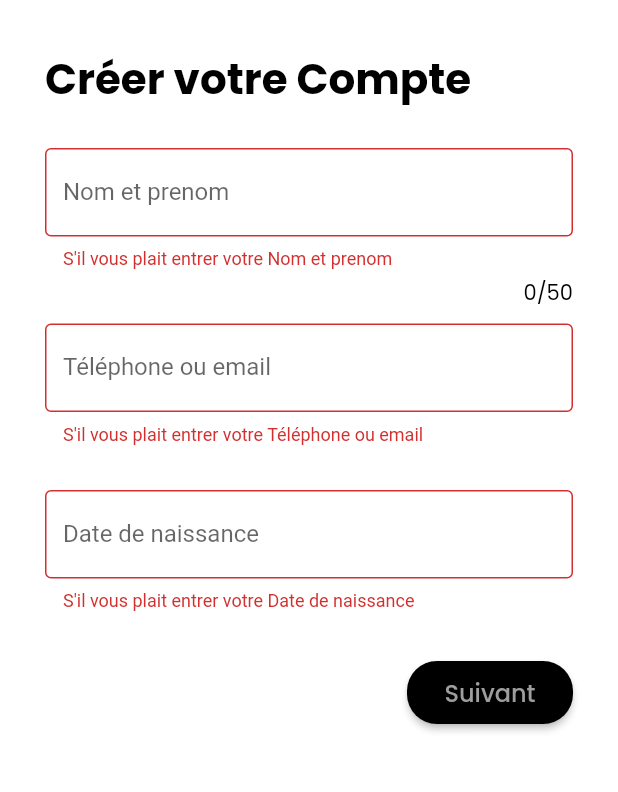
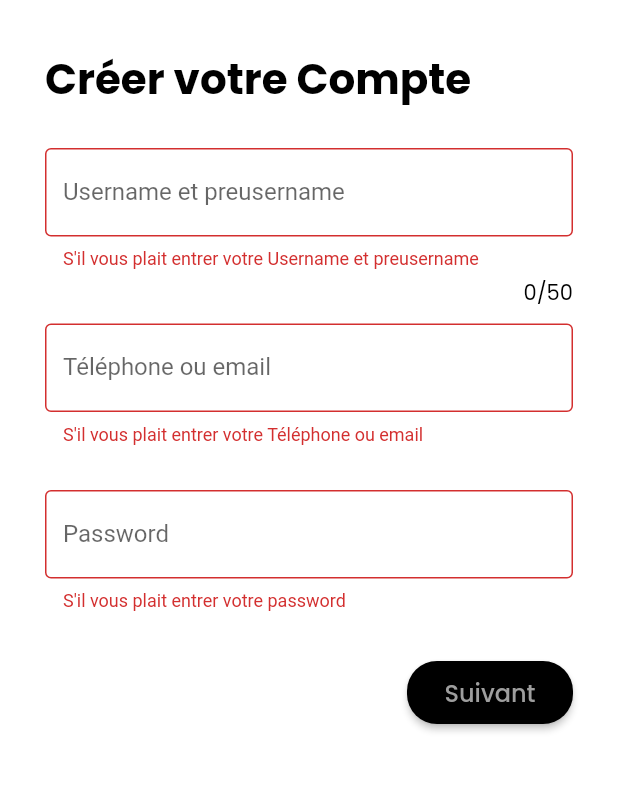
Before and after one commit to TIENTCHEUisrael/TILweet, a Flutter app: the AuthPage2 screen opened by its route, after a tap on "Suivant", on a phone screen of 412 x 824 dp, the part 59-851 px from its top. Run offline on Flutter 3.47's test engine with Material 2 defaults, Android fonts, the phone set to English and light mode, and no system bars; our stand-ins replace cloud_firestore, firebase_auth, flutter_spinkit, google_fonts; accounts and stored records are empty.

```diff
--- a/lib/components/routes/custum_routes.dart
+++ b/lib/components/routes/custum_routes.dart
@@ -1,3 +1,4 @@
+import 'package:cloud_firestore/cloud_firestore.dart';
 import 'package:flutter/material.dart';
 import 'package:twitter_clone/components/screens/Authentification/loginPage.dart';
 import 'package:twitter_clone/components/screens/homePages/homeScreen.dart';
@@ -12,19 +13,31 @@ class CustomRoute {
     var r = MaterialPageRoute(builder: (_) => NotFoundPage());
     switch (settings.name) {
       case authentificationAdd:
-        r = MaterialPageRoute(builder: (_) => AuthPage2());
+        r = MaterialPageRoute(
+          builder: (_) => AuthPage2(),
+        );
         break;
       case authentificationAddlangue:
-        r = MaterialPageRoute(builder: (_) => AuthPage3());
+        r = MaterialPageRoute(
+          settings: settings,
+          builder: (_) => AuthPage3(),
+        );
         break;
       case authentificationFinish:
-        r = MaterialPageRoute(builder: (_) => AuthFinish());
+        r = MaterialPageRoute(
+          settings: settings,
+          builder: (_) => AuthFinish(),
+        );
         break;
       case homeRoute:
-        r = MaterialPageRoute(builder: (_) => HomeScreen());
+        r = MaterialPageRoute(
+          builder: (_) => HomeScreen(),
+        );
         break;
       case authentificationlog:
-        r = MaterialPageRoute(builder: (_) => LoginPage());
+        r = MaterialPageRoute(
+          builder: (_) => LoginPage(),
+        );
         break;
     }
     return r;
--- a/lib/components/screens/Authentification/authentificationPage2.dart
+++ b/lib/components/screens/Authentification/authentificationPage2.dart
@@ -14,15 +14,15 @@ class AuthPage2 extends StatefulWidget {
 class _AuthPage2State extends State<AuthPage2> {
   bool _isfinish = false;
   final _formKey = GlobalKey<FormState>();
-  final nom = TextEditingController();
+  final username = TextEditingController();
   final telemail = TextEditingController();
-  final naissance = TextEditingController();
+  final password = TextEditingController();
 
   void zero() {
     setState(() {
-      nom.clear();
+      username.clear();
       telemail.clear();
-      naissance.clear();
+      password.clear();
     });
   }
 
@@ -71,15 +71,15 @@ class _AuthPage2State extends State<AuthPage2> {
                     Container(
                       margin: const EdgeInsets.only(top: 25),
                       child: TextFormField(
-                        controller: nom,
+                        controller: username,
                         decoration: InputDecoration(
                           border: OutlineInputBorder(),
-                          labelText: 'Nom et prenom',
-                          hintText: 'Nom et prénom',
+                          labelText: 'Username et preusername',
+                          hintText: 'Username et préusername',
                         ),
                         validator: (value) {
                           if (value == null || value.isEmpty) {
-                            return "S'il vous plait entrer votre Nom et prenom";
+                            return "S'il vous plait entrer votre Username et preusername";
                           }
                           return null;
                         },
@@ -117,15 +117,15 @@ class _AuthPage2State extends State<AuthPage2> {
                     Container(
                       margin: const EdgeInsets.only(top: 30),
                       child: TextFormField(
-                        controller: naissance,
+                        controller: password,
                         decoration: InputDecoration(
                           border: OutlineInputBorder(),
-                          labelText: 'Date de naissance',
-                          hintText: 'Date de naissance',
+                          labelText: 'Password',
+                          hintText: 'Password',
                         ),
                         validator: (value) {
                           if (value == null || value.isEmpty) {
-                            return "S'il vous plait entrer votre Date de naissance";
+                            return "S'il vous plait entrer votre password";
                           }
                           return null;
                         },
@@ -154,7 +154,12 @@ class _AuthPage2State extends State<AuthPage2> {
                                     });
 
                                     Navigator.pushNamed(
-                                        context, authentificationAddlangue);
+                                        context, authentificationAddlangue,
+                                        arguments: {
+                                          'username': username.text,
+                                          'password': password.text,
+                                          'email': telemail.text
+                                        });
                                   }
                                 },
                                 child: Padding(
--- a/lib/components/screens/Authentification/authentificationPageFinish.dart
+++ b/lib/components/screens/Authentification/authentificationPageFinish.dart
@@ -6,7 +6,7 @@ import 'package:twitter_clone/constant/colors.dart';
 import '../../routes/route_name.dart';
 
 class AuthFinish extends StatefulWidget {
-  const AuthFinish({super.key});
+  const AuthFinish();
 
   @override
   State<AuthFinish> createState() => _AuthFinishState();
@@ -15,6 +15,9 @@ class AuthFinish extends StatefulWidget {
 class _AuthFinishState extends State<AuthFinish> {
   @override
   Widget build(BuildContext context) {
+    final arguments = (ModalRoute.of(context)?.settings.arguments ??
+            <String, dynamic>{'username': '', 'password': '', 'email': ''})
+        as Map<String, dynamic>;
     return Scaffold(
       appBar: AppBar(
         backgroundColor: white,
@@ -71,6 +74,9 @@ class _AuthFinishState extends State<AuthFinish> {
               ),
               ElevatedButton(
                 onPressed: () {
+                  print(arguments['username'] +
+                      arguments['password'] +
+                      arguments['email']);
                   Navigator.pushNamed(context, homeRoute);
                 },
                 style: ElevatedButton.styleFrom(
--- a/lib/services/auth.dart
+++ b/lib/services/auth.dart
@@ -0,0 +1,3 @@
+import 'package:firebase_auth/firebase_auth.dart';
+
+class AuthService {}
```
Also changed, not shown: lib/components/screens/Authentification/authentificationPage3.dart (+16 -3 lines), lib/components/screens/Authentification/loginPage.dart (+3 -7 lines).
